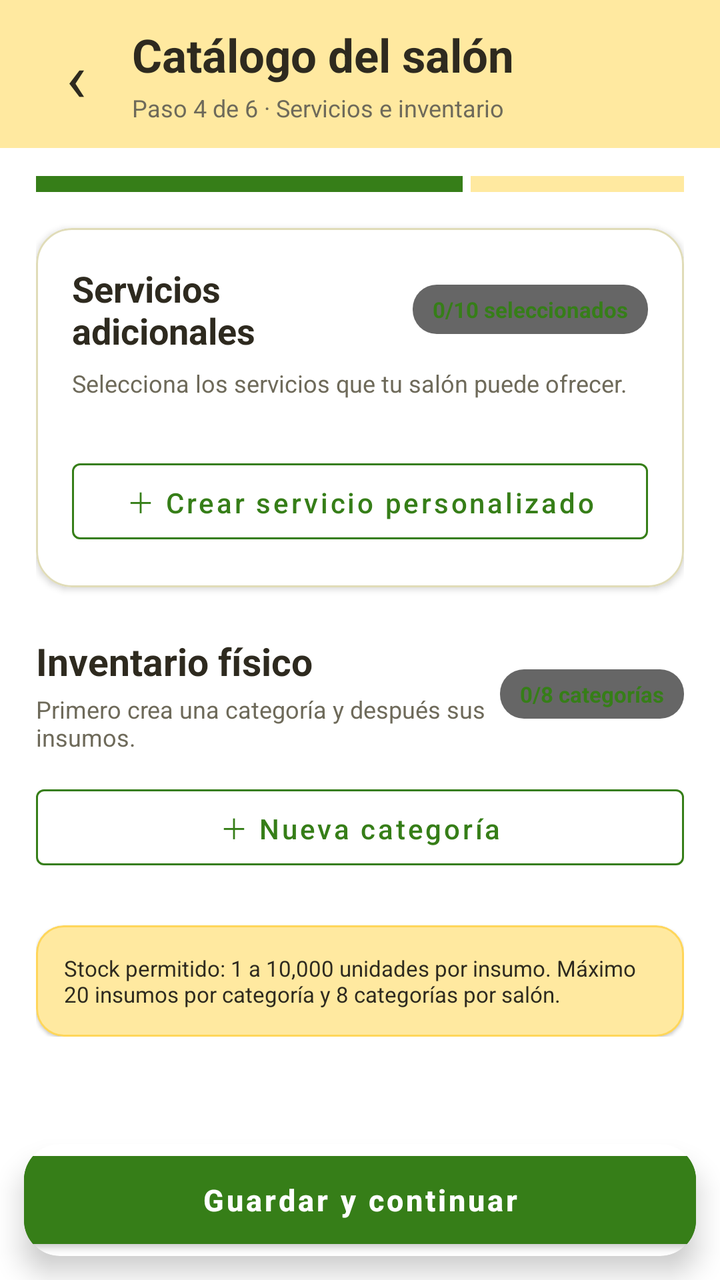
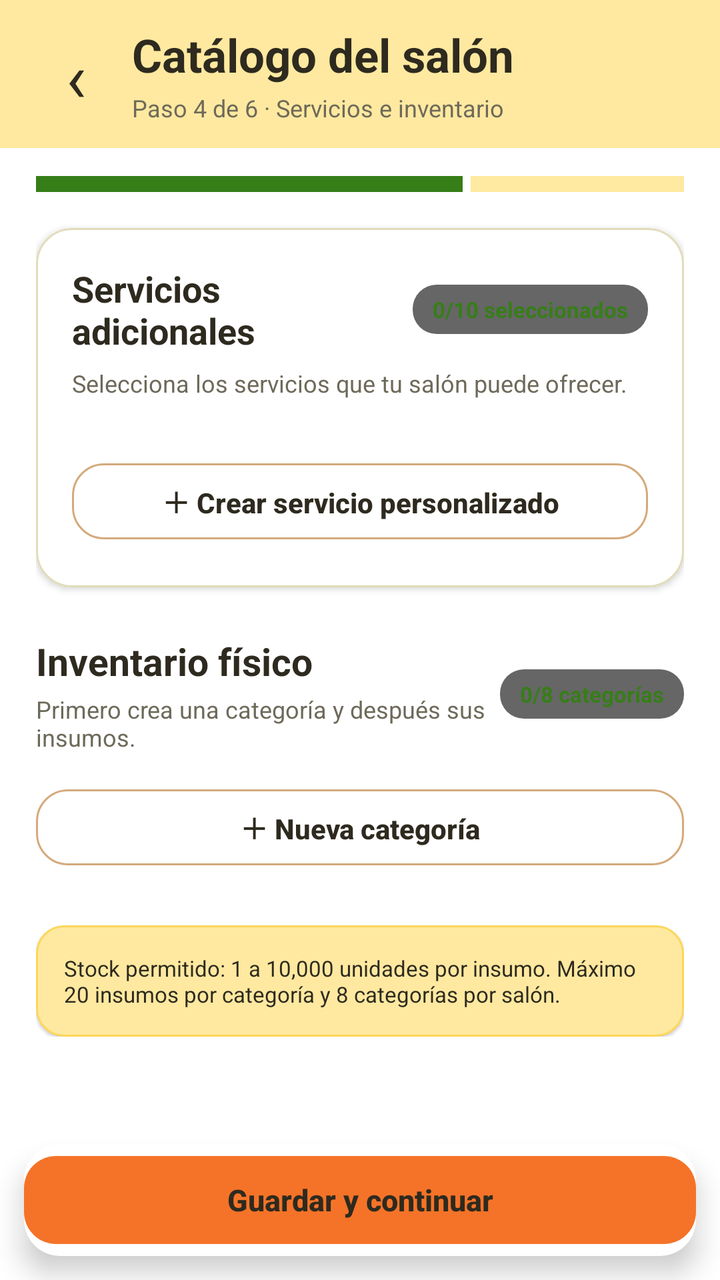

Two renders of the same Android screen: before a commit and after it. Below are the layout's source before the change and the commit's diff.
<!-- AndroidManifest.xml: application theme Theme.Ocasion_mobil_v2 -->
<!-- res/layout/activity_catalogo_salon.xml -->
<?xml version="1.0" encoding="utf-8"?>
<androidx.coordinatorlayout.widget.CoordinatorLayout
    xmlns:android="http://schemas.android.com/apk/res/android"
    xmlns:app="http://schemas.android.com/apk/res-auto"
    android:id="@+id/rootCatalogo"
    android:layout_width="match_parent"
    android:layout_height="match_parent"
    android:background="@color/bg_general">


    <androidx.core.widget.NestedScrollView
        android:layout_width="match_parent"
        android:layout_height="match_parent"
        android:fillViewport="true"
        android:clipToPadding="false"
        android:paddingBottom="100dp">


        <LinearLayout
            android:layout_width="match_parent"
            android:layout_height="wrap_content"
            android:orientation="vertical"
            >

            

            <LinearLayout
                android:layout_width="match_parent"
                android:layout_height="wrap_content"
                android:gravity="center_vertical"
                android:background="@color/header_footer_light"
                android:orientation="horizontal"
                android:paddingHorizontal="16dp"
                android:paddingVertical="12dp">


                <TextView
                    android:id="@+id/btnBackCatalogo"
                    android:layout_width="44dp"
                    android:layout_height="44dp"
                    android:gravity="center"
                    android:text="‹"
                    android:textColor="@color/texto_principal"
                    android:textSize="34sp" />


                <LinearLayout
                    android:layout_width="0dp"
                    android:layout_height="wrap_content"
                    android:layout_weight="1"
                    android:orientation="vertical"
                    android:paddingStart="6dp">


                    <TextView
                        android:layout_width="match_parent"
                        android:layout_height="wrap_content"
                        android:text="Catálogo del salón"
                        android:textColor="@color/texto_principal"
                        android:textSize="23sp"
                        android:textStyle="bold" />

                    <TextView
                        android:layout_width="match_parent"
                        android:layout_height="wrap_content"
                        android:layout_marginTop="3dp"
                        android:text="Paso 4 de 6 · Servicios e inventario"
                        android:textColor="@color/texto_secundario"
                        android:textSize="12sp" />

                </LinearLayout>

            </LinearLayout>

            <LinearLayout
                android:layout_width="match_parent"
                android:layout_height="wrap_content"
                android:orientation="vertical"
                android:paddingHorizontal="18dp"
                android:paddingBottom="18dp">

                

                <LinearLayout
                    android:layout_width="match_parent"
                    android:layout_height="8dp"
                    android:layout_marginTop="14dp"
                    android:orientation="horizontal">

                    <View
                        android:layout_width="0dp"
                        android:layout_height="match_parent"
                        android:layout_weight="4"
                        android:background="@color/verde_primario" />

                    <View
                        android:layout_width="0dp"
                        android:layout_height="match_parent"
                        android:layout_weight="2"
                        android:layout_marginStart="4dp"
                        android:background="@color/header_footer_light" />
                </LinearLayout>

                

                <com.google.android.material.card.MaterialCardView
                    android:layout_width="match_parent"
                    android:layout_height="wrap_content"
                    android:layout_marginTop="18dp"
                    app:cardBackgroundColor="@color/blanco"
                    app:cardCornerRadius="18dp"
                    app:cardElevation="2dp"
                    app:strokeColor="@color/borde_input"
                    app:strokeWidth="1dp">


                    <LinearLayout
                        android:layout_width="match_parent"
                        android:layout_height="wrap_content"
                        android:orientation="vertical"
                        android:padding="18dp">

                        <LinearLayout
                            android:layout_width="match_parent"
                            android:layout_height="wrap_content"
                            android:gravity="center_vertical">

                            <TextView
                                android:layout_width="0dp"
                                android:layout_height="wrap_content"
                                android:layout_weight="1"
                                android:text="Servicios adicionales"
                                android:textColor="@color/texto_principal"
                                android:textSize="18sp"
                                android:textStyle="bold" />

                            <TextView
                                android:id="@+id/tvServiciosCount"
                                android:layout_width="wrap_content"
                                android:layout_height="wrap_content"
                                android:background="@drawable/bg_badge"
                                android:paddingStart="10dp"
                                android:paddingEnd="10dp"
                                android:paddingTop="5dp"
                                android:paddingBottom="5dp"
                                android:text="0/10 seleccionados"
                                android:textColor="@color/verde_primario"
                                android:textSize="11sp"
                                android:textStyle="bold" />
                        </LinearLayout>

                        <TextView
                            android:layout_width="match_parent"
                            android:layout_height="wrap_content"
                            android:layout_marginTop="6dp"
                            android:text="Selecciona los servicios que tu salón puede ofrecer."
                            android:textColor="@color/texto_secundario"
                            android:textSize="12sp" />

                        <HorizontalScrollView
                            android:layout_width="match_parent"
                            android:layout_height="wrap_content"
                            android:layout_marginTop="14dp"
                            android:scrollbars="none">

                            <com.google.android.material.chip.ChipGroup
                                android:id="@+id/chipGroupServicios"
                                android:layout_width="wrap_content"
                                android:layout_height="wrap_content"
                                android:singleLine="true"
                                app:chipSpacingHorizontal="8dp"
                                app:chipSpacingVertical="8dp" />
                        </HorizontalScrollView>

                        <com.google.android.material.button.MaterialButton
                            android:id="@+id/btnServicioPersonalizado"
                            style="?attr/materialButtonOutlinedStyle"
                            android:layout_width="match_parent"
                            android:layout_height="50dp"
                            android:layout_marginTop="12dp"
                            android:text="＋ Crear servicio personalizado"
                            android:textAllCaps="false"
                            android:textColor="@color/verde_primario"
                            app:strokeColor="@color/verde_primario" />

                    </LinearLayout>

                </com.google.android.material.card.MaterialCardView>

                

                <LinearLayout
                    android:layout_width="match_parent"
                    android:layout_height="wrap_content"
                    android:layout_marginTop="24dp"
                    android:gravity="center_vertical">


                    <LinearLayout
                        android:layout_width="0dp"
                        android:layout_height="wrap_content"
                        android:layout_weight="1"
                        android:orientation="vertical">


                        <TextView
                            android:layout_width="match_parent"
                            android:layout_height="wrap_content"
                            android:text="Inventario físico"
                            android:textColor="@color/texto_principal"
                            android:textSize="19sp"
                            android:textStyle="bold" />


                        <TextView
                            android:layout_width="match_parent"
                            android:layout_height="wrap_content"
                            android:layout_marginTop="3dp"
                            android:text="Primero crea una categoría y después sus insumos."
                            android:textColor="@color/texto_secundario"
                            android:textSize="12sp" />

                    </LinearLayout>


                    <TextView
                        android:id="@+id/tvCategoriasCount"
                        android:layout_width="wrap_content"
                        android:layout_height="wrap_content"
                        android:background="@drawable/bg_badge"
                        android:paddingStart="10dp"
                        android:paddingEnd="10dp"
                        android:paddingTop="5dp"
                        android:paddingBottom="5dp"
                        android:text="0/8 categorías"
                        android:textColor="@color/verde_primario"
                        android:textSize="11sp"
                        android:textStyle="bold" />
                </LinearLayout>

                <com.google.android.material.button.MaterialButton
                    android:id="@+id/btnAgregarCategoria"
                    style="?attr/materialButtonOutlinedStyle"
                    android:layout_width="match_parent"
                    android:layout_height="50dp"
                    android:layout_marginTop="12dp"
                    android:text="＋ Nueva categoría"
                    android:textAllCaps="false"
                    android:textColor="@color/verde_primario"
                    app:strokeColor="@color/verde_primario" />

                <androidx.recyclerview.widget.RecyclerView
                    android:id="@+id/rvCategorias"
                    android:layout_width="match_parent"
                    android:layout_height="wrap_content"
                    android:layout_marginTop="12dp"
                    android:nestedScrollingEnabled="false" />

                <com.google.android.material.card.MaterialCardView
                    android:layout_width="match_parent"
                    android:layout_height="wrap_content"
                    android:layout_marginTop="12dp"
                    app:cardBackgroundColor="@color/header_footer_light"
                    app:cardCornerRadius="14dp"
                    app:strokeColor="@color/header_footer_dark"
                    app:strokeWidth="1dp">

                    <TextView
                        android:layout_width="match_parent"
                        android:layout_height="wrap_content"
                        android:padding="14dp"
                        android:text="Stock permitido: 1 a 10,000 unidades por insumo. Máximo 20 insumos por categoría y 8 categorías por salón."
                        android:textColor="@color/texto_principal"
                        android:textSize="11sp" />

                </com.google.android.material.card.MaterialCardView>

            </LinearLayout>

        </LinearLayout>

    </androidx.core.widget.NestedScrollView>

    

    <com.google.android.material.card.MaterialCardView
        android:layout_width="match_parent"
        android:layout_height="wrap_content"
        android:layout_gravity="bottom"
        android:layout_margin="12dp"
        app:cardCornerRadius="18dp"
        app:cardElevation="8dp">


        <com.google.android.material.button.MaterialButton
            android:id="@+id/btnGuardarCatalogo"
            android:layout_width="match_parent"
            android:layout_height="56dp"
            android:text="Guardar y continuar"
            android:textAllCaps="false"
            android:textColor="@color/blanco"
            android:textSize="15sp"
            android:textStyle="bold"
            android:backgroundTint="@color/verde_primario" />

    </com.google.android.material.card.MaterialCardView>

</androidx.coordinatorlayout.widget.CoordinatorLayout>
<!-- resources referenced by this layout -->
<resources>
  <color name="bg_general">#FFFFFF</color>
  <color name="blanco">#FFFFFF</color>
  <color name="borde_input">#E0DCB8</color>
  <color name="header_footer_dark">#FFD65A</color>
  <color name="header_footer_light">#FFE9A0</color>
  <color name="texto_principal">#2E2A1F</color>
  <color name="texto_secundario">#6E6A5A</color>
  <color name="verde_primario">#367E18</color>
  <!-- drawable bg_badge (drawable) -->
  <?xml version="1.0" encoding="utf-8"?>
  <shape xmlns:android="http://schemas.android.com/apk/res/android">
      <solid android:color="#99000000" />
      <corners android:radius="12dp" />
  </shape>
  <style name="Theme.Ocasion_mobil_v2" parent="Theme.MaterialComponents.Light.NoActionBar">
          <item name="colorPrimary">@color/verde_primario</item>
          <item name="colorPrimaryVariant">@color/verde_primario</item>
          <item name="colorOnPrimary">@color/blanco</item>
          <item name="colorSecondary">@color/naranja_primario</item>
          <item name="colorOnSecondary">@color/texto_principal</item>
          <item name="colorAccent">@color/naranja_primario</item>
  
          
          <item name="colorPrimaryDark">@color/header_footer_dark</item>
          <item name="android:statusBarColor">@color/header_footer_dark</item>
          <item name="android:windowLightStatusBar">true</item>
          <item name="android:enforceStatusBarContrast">false</item>
      </style>
  <color name="naranja_primario">#F57328</color>
</resources>

<!-- the commit's change to res/layout/activity_catalogo_salon.xml (unified diff, before → after) -->
@@ -180,8 +180,8 @@
                             android:layout_marginTop="12dp"
                             android:text="＋ Crear servicio personalizado"
                             android:textAllCaps="false"
-                            android:textColor="@color/verde_primario"
-                            app:strokeColor="@color/verde_primario" />
+                            android:textColor="@color/boton_texto"
+                            app:strokeColor="@color/boton_secundario_borde" />
 
                     </LinearLayout>
 
@@ -246,8 +246,8 @@
                     android:layout_marginTop="12dp"
                     android:text="＋ Nueva categoría"
                     android:textAllCaps="false"
-                    android:textColor="@color/verde_primario"
-                    app:strokeColor="@color/verde_primario" />
+                    android:textColor="@color/boton_texto"
+                    app:strokeColor="@color/boton_secundario_borde" />
 
                 <androidx.recyclerview.widget.RecyclerView
                     android:id="@+id/rvCategorias"
@@ -298,10 +298,10 @@
             android:layout_height="56dp"
             android:text="Guardar y continuar"
             android:textAllCaps="false"
-            android:textColor="@color/blanco"
+            android:textColor="@color/boton_texto"
             android:textSize="15sp"
             android:textStyle="bold"
-            android:backgroundTint="@color/verde_primario" />
+            app:backgroundTint="@color/boton_principal_fondo" />
 
     </com.google.android.material.card.MaterialCardView>
 
<!-- resource entries referenced after the edit -->
@@ -15,6 +15,8 @@
       <corners android:radius="12dp" />
   </shape>
   <style name="Theme.Ocasion_mobil_v2" parent="Theme.MaterialComponents.Light.NoActionBar">
+          <item name="materialButtonStyle">@style/BotonOcasionPrincipal</item>
+          <item name="materialButtonOutlinedStyle">@style/BotonOcasionSecundario</item>
           <item name="colorPrimary">@color/verde_primario</item>
           <item name="colorPrimaryVariant">@color/verde_primario</item>
           <item name="colorOnPrimary">@color/blanco</item>
@@ -28,6 +30,32 @@
           <item name="android:windowLightStatusBar">true</item>
           <item name="android:enforceStatusBarContrast">false</item>
       </style>
+  <style name="BotonOcasionPrincipal" parent="Widget.MaterialComponents.Button">
+          <item name="backgroundTint">@color/boton_principal_fondo</item>
+          <item name="android:textColor">@color/boton_texto</item>
+          <item name="android:textAllCaps">false</item>
+          <item name="android:textStyle">bold</item>
+          <item name="android:minHeight">48dp</item>
+          <item name="cornerRadius">16dp</item>
+          <item name="android:letterSpacing">0</item>
+          <item name="android:stateListAnimator">@null</item>
+          <item name="elevation">0dp</item>
+          <item name="rippleColor">#242E2A1F</item>
+      </style>
+  <style name="BotonOcasionSecundario" parent="Widget.MaterialComponents.Button.OutlinedButton">
+          <item name="backgroundTint">@color/blanco</item>
+          <item name="strokeColor">@color/boton_secundario_borde</item>
+          <item name="strokeWidth">1dp</item>
+          <item name="android:textColor">@color/boton_texto</item>
+          <item name="android:textAllCaps">false</item>
+          <item name="android:minHeight">48dp</item>
+          <item name="cornerRadius">16dp</item>
+          <item name="android:textStyle">bold</item>
+          <item name="android:letterSpacing">0</item>
+          <item name="android:stateListAnimator">@null</item>
+          <item name="elevation">0dp</item>
+          <item name="rippleColor">#24F57328</item>
+      </style>
   <color name="naranja_primario">#F57328</color>
 </resources>
 
